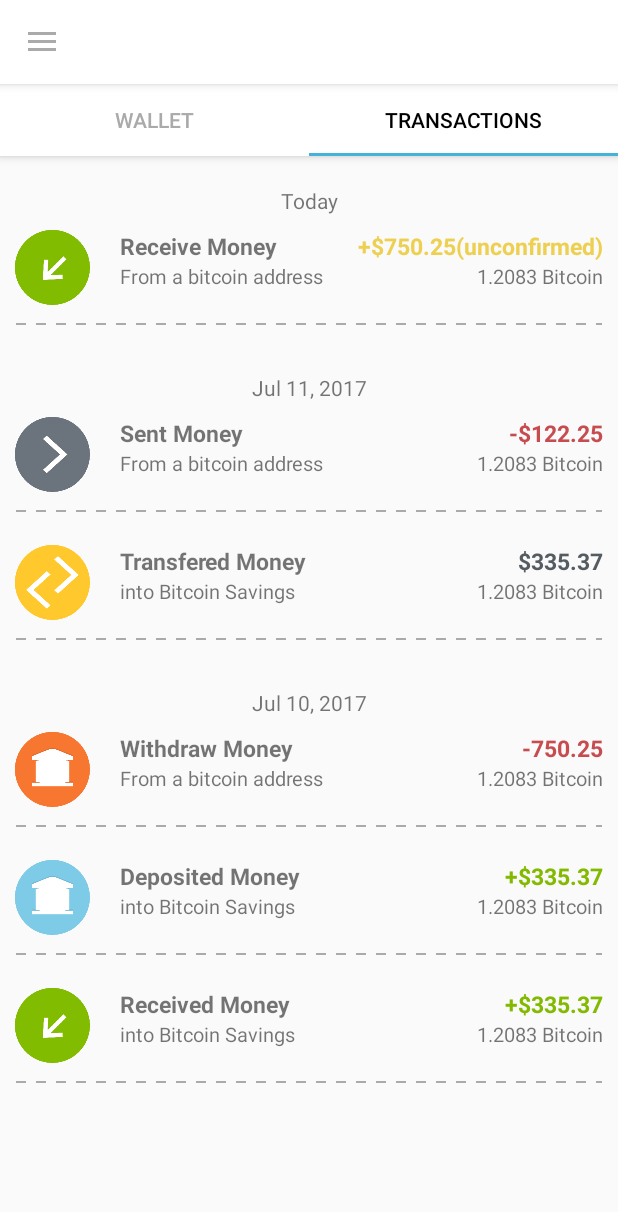
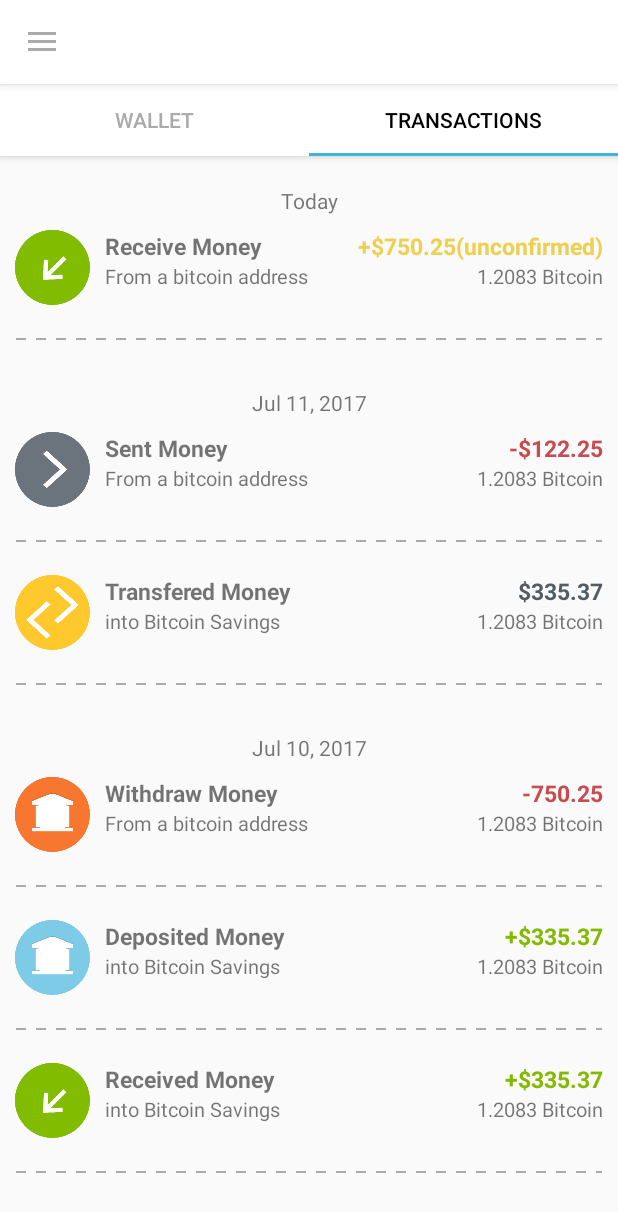
Before and after one commit to maharshisuchak/token, an Android app: the Wallet screen opened directly, with no data from a screen before it, tab 2 chosen, on a phone screen of 412 x 824 dp. Shown: the top 1212 px of the screen. Run offline under Robolectric (Android 15) with nearby library versions, the phone set to English and light mode, and no system bars.

Commit message:
changes related to multiple dimensions

```diff
--- a/app/src/main/java/com/smartsensesolutions/token/adapters/TransactionsAdapter.java
+++ b/app/src/main/java/com/smartsensesolutions/token/adapters/TransactionsAdapter.java
@@ -70,13 +70,13 @@ public class TransactionsAdapter extends RecyclerView.Adapter<TransactionsAdapte
         }
 
         if (transaction.getTransaction_status().equals(ConfigCommonStrings.TS_UNCONFIRMED)) {
-            holder.transaction_dollar.setTextColor(holder.transaction_dollar.getContext().getColor(R.color.yellow));
+            holder.transaction_dollar.setTextColor(holder.transaction_dollar.getContext().getResources().getColor(R.color.yellow));
         } else if (transaction.getTransaction_status().equals(ConfigCommonStrings.TS_MINUS)) {
-            holder.transaction_dollar.setTextColor(holder.transaction_dollar.getContext().getColor(R.color.red));
+            holder.transaction_dollar.setTextColor(holder.transaction_dollar.getContext().getResources().getColor(R.color.red));
         } else if (transaction.getTransaction_status().equals(ConfigCommonStrings.TS_NORMAL)) {
-            holder.transaction_dollar.setTextColor(holder.transaction_dollar.getContext().getColor(R.color.gray_text));
+            holder.transaction_dollar.setTextColor(holder.transaction_dollar.getContext().getResources().getColor(R.color.gray_text));
         } else if (transaction.getTransaction_status().equals(ConfigCommonStrings.TS_PLUS)) {
-            holder.transaction_dollar.setTextColor(holder.transaction_dollar.getContext().getColor(R.color.green));
+            holder.transaction_dollar.setTextColor(holder.transaction_dollar.getContext().getResources().getColor(R.color.green));
         }
     }
 
--- a/app/src/main/res/layout/activity_transfer_my_wallet.xml
+++ b/app/src/main/res/layout/activity_transfer_my_wallet.xml
@@ -44,7 +44,7 @@
                 android:gravity="center"
                 android:text="@string/sm_send_from_title"
                 android:textColor="@color/gray_text"
-                android:textSize="@dimen/number_twenty_dp"
+                android:textSize="@dimen/number_fifteen_dp"
                 android:textStyle="bold" />
 
             <Spinner
@@ -64,7 +64,7 @@
                 android:gravity="center"
                 android:text="@string/sm_send_to_title"
                 android:textColor="@color/gray_text"
-                android:textSize="@dimen/number_twenty_dp"
+                android:textSize="@dimen/number_fifteen_dp"
                 android:textStyle="bold" />
 
             <Spinner
--- a/app/src/main/res/layout/row_spinner_receive_money.xml
+++ b/app/src/main/res/layout/row_spinner_receive_money.xml
@@ -13,7 +13,7 @@
         android:gravity="left"
         android:text="Bitcoin Spending"
         android:textColor="@color/gray_text"
-        android:textSize="@dimen/number_twenty_dp"
+        android:textSize="@dimen/number_fifteen_dp"
         android:textStyle="bold" />
 
 </RelativeLayout>
--- a/app/src/main/res/layout/row_spinner_send_from.xml
+++ b/app/src/main/res/layout/row_spinner_send_from.xml
@@ -13,7 +13,7 @@
         android:gravity="left"
         android:text="Bitcoin Spending"
         android:textColor="@color/gray_text"
-        android:textSize="@dimen/number_twenty_dp"
+        android:textSize="@dimen/number_fifteen_dp"
         android:textStyle="bold" />
 
     <TextView
@@ -24,7 +24,7 @@
         android:gravity="center"
         android:text="$365.32"
         android:textColor="@color/gray_text"
-        android:textSize="@dimen/number_twenty_dp"
+        android:textSize="@dimen/number_fifteen_dp"
         android:textStyle="bold" />
 
 </RelativeLayout>
--- a/app/src/main/res/layout/row_spinner_transfer_wallet.xml
+++ b/app/src/main/res/layout/row_spinner_transfer_wallet.xml
@@ -24,7 +24,7 @@
         android:gravity="left"
         android:text="Bitcoin Spending"
         android:textColor="@color/gray_text"
-        android:textSize="@dimen/number_twenty_dp"
+        android:textSize="@dimen/number_fifteen_dp"
         android:textStyle="bold" />
 
     <TextView
@@ -36,7 +36,7 @@
         android:gravity="center"
         android:text="$365.32"
         android:textColor="@color/gray_text"
-        android:textSize="@dimen/number_twenty_dp"
+        android:textSize="@dimen/number_fifteen_dp"
         android:textStyle="bold" />
 
 </RelativeLayout>
--- a/app/src/main/res/layout/row_transactions.xml
+++ b/app/src/main/res/layout/row_transactions.xml
@@ -16,7 +16,7 @@
         android:id="@+id/txt_transaction_title"
         android:layout_width="wrap_content"
         android:layout_height="wrap_content"
-        android:layout_marginLeft="@dimen/margin_landing"
+        android:layout_marginLeft="@dimen/margin_numbers_top"
         android:layout_toRightOf="@+id/img_transaction"
         android:text="@string/menu_send_money_title"
         android:textSize="@dimen/number_fifteen_dp"
@@ -27,7 +27,7 @@
         android:layout_width="wrap_content"
         android:layout_height="wrap_content"
         android:layout_alignParentRight="true"
-        android:layout_marginLeft="@dimen/margin_landing"
+        android:layout_marginLeft="@dimen/number_fifteen_dp"
         android:layout_toRightOf="@+id/txt_transaction_title"
         android:gravity="right"
         android:text="@string/menu_send_money_title"
@@ -38,11 +38,11 @@
         android:id="@+id/txt_transaction_detail"
         android:layout_width="wrap_content"
         android:layout_height="wrap_content"
+        android:layout_alignBaseline="@+id/txt_transaction_bitcoin"
         android:layout_below="@+id/txt_transaction_title"
-        android:layout_marginLeft="@dimen/margin_landing"
+        android:layout_marginLeft="@dimen/margin_numbers_top"
         android:layout_toRightOf="@+id/img_transaction"
         android:gravity="left"
-        android:layout_alignBaseline="@+id/txt_transaction_bitcoin"
         android:text="@string/menu_send_money_title"
         android:textSize="@dimen/landing_text_menu_detail" />
 
@@ -61,8 +61,8 @@
     <ImageView
         android:layout_width="match_parent"
         android:layout_height="5dp"
-        android:layout_below="@+id/img_transaction"
-        android:layout_marginTop="@dimen/number_ten_dp"
+        android:layout_below="@+id/txt_transaction_bitcoin"
+        android:layout_marginTop="@dimen/number_thirty_dp"
         android:layerType="software"
         android:src="@drawable/dotted_line" />
 
```
Also changed, not shown: app/src/main/res/layout/activity_receive_money.xml (+4 -4 lines), app/src/main/res/layout/activity_send_money.xml (+4 -4 lines), app/src/main/res/layout/fragment_wallet.xml (+4 -3 lines).
